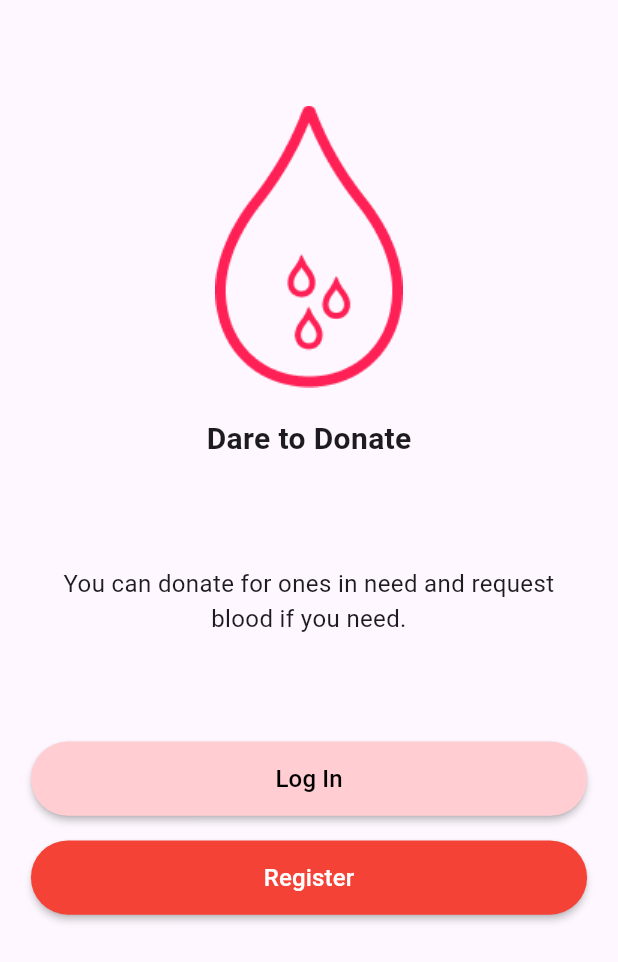
After one commit to sabin6969/blood-donation-flutter-app, a Flutter app: the screen it shows after launch, after a tap on "Skip", after a tap on "Get Started", on a phone screen of 412 x 824 dp. The commit adds this screen. Shown: the top 962 px of the screen. Run offline on Flutter 3.47's test engine with Material 3 defaults, Android fonts, the light colour scheme and no system bars; our stand-ins replace get, smooth_page_indicator.

Commit message:
add login and signup view, add onboarding controller

```diff
--- /dev/null
+++ b/lib/bindings/app_binding.dart
@@ -0,0 +1,9 @@
+import 'package:blood_donation_flutter_app/controllers/onboarding_controller.dart';
+import 'package:get/get.dart';
+
+class AppBindings extends Bindings {
+  @override
+  void dependencies() {
+    Get.lazyPut(() => OnboardingController());
+  }
+}
--- /dev/null
+++ b/lib/constants/app_routes.dart
@@ -0,0 +1,6 @@
+class AppRoutes {
+  static const String onboardingView = "/onboardingView";
+  static const String loginSignupView = "/loginSignupView";
+  static const String loginView = "/loginView";
+  static const String signupView = "/signupView";
+}
--- a/lib/constants/image_path.dart
+++ b/lib/constants/image_path.dart
@@ -3,4 +3,5 @@ class ImagePath {
       "assets/images/onboarding_first_image.png";
   static String onboardingSecondImagePath =
       "assets/images/onboarding_second_image.png";
+  static String bloodImagePath = "assets/images/blood_image.png";
 }
--- /dev/null
+++ b/lib/controllers/onboarding_controller.dart
@@ -0,0 +1,22 @@
+import 'package:blood_donation_flutter_app/constants/app_strings.dart';
+import 'package:blood_donation_flutter_app/constants/image_path.dart';
+import 'package:blood_donation_flutter_app/models/onboarding_content_model.dart';
+import 'package:flutter/material.dart';
+import 'package:get/get.dart';
+
+class OnboardingController extends GetxService {
+  PageController pageController = PageController();
+  RxInt currentIndex = RxInt(0);
+
+  List<OnboardingContent> onboadingContents = [
+    OnboardingContent(
+        imagePath: ImagePath.onboardingFirstImagePath,
+        mainTitle: AppStrings.onboardingFirstTitle,
+        subTitile: AppStrings.onboardingFirstSubtitle),
+    OnboardingContent(
+      imagePath: ImagePath.onboardingSecondImagePath,
+      mainTitle: AppStrings.onboardingSecondTitle,
+      subTitile: AppStrings.onboardingSecondSubtitle,
+    ),
+  ];
+}
--- a/lib/main.dart
+++ b/lib/main.dart
@@ -1,4 +1,9 @@
+import 'package:blood_donation_flutter_app/constants/app_routes.dart';
+import 'package:blood_donation_flutter_app/controllers/onboarding_controller.dart';
+import 'package:blood_donation_flutter_app/views/login_signup_view.dart';
+import 'package:blood_donation_flutter_app/views/login_view.dart';
 import 'package:blood_donation_flutter_app/views/onboarding_view.dart';
+import 'package:blood_donation_flutter_app/views/register_view.dart';
 import 'package:flutter/material.dart';
 import 'package:get/get.dart';
 
@@ -6,13 +11,40 @@ void main() {
   runApp(const MyApp());
 }
 
+// Global object to access height and width of a device
+late Size size;
+
 class MyApp extends StatelessWidget {
   const MyApp({super.key});
 
   @override
   Widget build(BuildContext context) {
     return GetMaterialApp(
-      home: const OnboardingView(),
+      initialRoute: AppRoutes.onboardingView,
+      defaultTransition: Transition.downToUp,
+      getPages: [
+        GetPage(
+          name: AppRoutes.onboardingView,
+          page: () => const OnboardingView(),
+          binding: BindingsBuilder(
+            () {
+              Get.lazyPut(() => OnboardingController());
+            },
+          ),
+        ),
+        GetPage(
+          name: AppRoutes.loginSignupView,
+          page: () => const LoginSignupView(),
+        ),
+        GetPage(
+          name: AppRoutes.loginView,
+          page: () => const LoginView(),
+        ),
+        GetPage(
+          name: AppRoutes.signupView,
+          page: () => const SignupView(),
+        ),
+      ],
       debugShowCheckedModeBanner: false,
       theme: ThemeData(),
     );
--- /dev/null
+++ b/lib/utils/custom_auth_button.dart
@@ -0,0 +1,35 @@
+import 'package:blood_donation_flutter_app/main.dart';
+import 'package:flutter/material.dart';
+
+class CustomAuthButton extends StatelessWidget {
+  final String buttonName;
+  final Color? buttonColor;
+  final Color textColor;
+  final void Function()? onPressed;
+  const CustomAuthButton({
+    super.key,
+    required this.buttonName,
+    this.buttonColor,
+    required this.textColor,
+    required this.onPressed,
+  });
+
+  @override
+  Widget build(BuildContext context) {
+    size = MediaQuery.sizeOf(context);
+    return MaterialButton(
+      minWidth: size.width,
+      height: size.height * 0.06,
+      color: buttonColor,
+      shape: const StadiumBorder(),
+      onPressed: onPressed,
+      child: Text(
+        buttonName,
+        style: TextStyle(
+          fontSize: 16,
+          color: textColor,
+        ),
+      ),
+    );
+  }
+}
--- /dev/null
+++ b/lib/views/login_signup_view.dart
@@ -0,0 +1,95 @@
+import 'package:blood_donation_flutter_app/constants/app_routes.dart';
+import 'package:blood_donation_flutter_app/constants/image_path.dart';
+import 'package:blood_donation_flutter_app/main.dart';
+import 'package:blood_donation_flutter_app/utils/custom_auth_button.dart';
+import 'package:flutter/material.dart';
+import 'package:get/get.dart';
+
+class LoginSignupView extends StatefulWidget {
+  const LoginSignupView({super.key});
+
+  @override
+  State<LoginSignupView> createState() => _LoginSignupViewState();
+}
+
+class _LoginSignupViewState extends State<LoginSignupView> {
+  @override
+  Widget build(BuildContext context) {
+    size = MediaQuery.sizeOf(context);
+    return Scaffold(
+      body: Column(
+        children: [
+          Expanded(
+            flex: 3,
+            child: Padding(
+              padding: EdgeInsets.symmetric(
+                horizontal: size.width * 0.05,
+              ),
+              child: Column(
+                mainAxisAlignment: MainAxisAlignment.center,
+                crossAxisAlignment: CrossAxisAlignment.center,
+                children: [
+                  const Spacer(),
+                  Image.asset(
+                    ImagePath.bloodImagePath,
+                  ),
+                  const SizedBox(
+                    height: 20,
+                  ),
+                  const Text(
+                    "Dare to Donate",
+                    style: TextStyle(
+                      fontSize: 20,
+                      fontWeight: FontWeight.bold,
+                    ),
+                  ),
+                  const Spacer(),
+                  const Text(
+                    "You can donate for ones in need and request blood if you need.",
+                    style: TextStyle(
+                      fontSize: 16,
+                      fontWeight: FontWeight.normal,
+                    ),
+                    textAlign: TextAlign.center,
+                  ),
+                  const Spacer(),
+                ],
+              ),
+            ),
+          ),
+          Expanded(
+            flex: 2,
+            child: Padding(
+              padding: EdgeInsets.symmetric(
+                horizontal: size.width * 0.05,
+              ),
+              child: Column(
+                children: [
+                  CustomAuthButton(
+                    buttonName: "Log In",
+                    textColor: Colors.black,
+                    buttonColor: Colors.red.shade100,
+                    onPressed: () {
+                      Get.offNamed(AppRoutes.loginView);
+                    },
+                  ),
+                  SizedBox(
+                    height: size.height * 0.02,
+                  ),
+                  CustomAuthButton(
+                    buttonName: "Register",
+                    buttonColor: Colors.red,
+                    textColor: Colors.white,
+                    onPressed: () {
+                      Get.offNamed(AppRoutes.signupView);
+                    },
+                  )
+                ],
+              ),
+            ),
+          )
+        ],
+      ),
+    );
+  }
+}
--- /dev/null
+++ b/lib/views/login_view.dart
@@ -0,0 +1,20 @@
+import 'package:flutter/material.dart';
+
+class LoginView extends StatefulWidget {
+  const LoginView({super.key});
+
+  @override
+  State<LoginView> createState() => _LoginViewState();
+}
+
+class _LoginViewState extends State<LoginView> {
+  @override
+  Widget build(BuildContext context) {
+    return Scaffold(
+      appBar: AppBar(
+        centerTitle: true,
+        title: const Text("Login"),
+      ),
+    );
+  }
+}
--- a/lib/views/onboarding_view.dart
+++ b/lib/views/onboarding_view.dart
@@ -1,7 +1,8 @@
-import 'package:blood_donation_flutter_app/constants/app_strings.dart';
-import 'package:blood_donation_flutter_app/constants/image_path.dart';
-import 'package:blood_donation_flutter_app/models/onboarding_content_model.dart';
+import 'package:blood_donation_flutter_app/constants/app_routes.dart';
+import 'package:blood_donation_flutter_app/controllers/onboarding_controller.dart';
+
 import 'package:flutter/material.dart';
+import 'package:get/get.dart';
 import 'package:smooth_page_indicator/smooth_page_indicator.dart';
 
 class OnboardingView extends StatefulWidget {
@@ -12,19 +13,16 @@ class OnboardingView extends StatefulWidget {
 }
 
 class OnboardingViewState extends State<OnboardingView> {
-  List<OnboardingContent> onboadingContents = [
-    OnboardingContent(
-        imagePath: ImagePath.onboardingFirstImagePath,
-        mainTitle: AppStrings.onboardingFirstTitle,
-        subTitile: AppStrings.onboardingFirstSubtitle),
-    OnboardingContent(
-      imagePath: ImagePath.onboardingSecondImagePath,
-      mainTitle: AppStrings.onboardingSecondTitle,
-      subTitile: AppStrings.onboardingSecondSubtitle,
-    ),
-  ];
+  OnboardingController onboardingController = Get.find<OnboardingController>();
 
-  PageController pageController = PageController();
+  @override
+  void initState() {
+    onboardingController.pageController.addListener(() {
+      onboardingController.currentIndex.value =
+          onboardingController.pageController.page?.round() ?? 0;
+    });
+    super.initState();
+  }
 
   @override
   Widget build(BuildContext context) {
@@ -35,21 +33,21 @@ class OnboardingViewState extends State<OnboardingView> {
             flex: 2,
             child: PageView.builder(
               physics: const AlwaysScrollableScrollPhysics(),
-              controller: pageController,
-              itemCount: onboadingContents.length,
+              controller: onboardingController.pageController,
+              itemCount: onboardingController.onboadingContents.length,
               itemBuilder: (context, index) {
                 return Column(
                   mainAxisAlignment: MainAxisAlignment.spaceEvenly,
                   children: [
                     const Spacer(),
                     Image.asset(
-                      onboadingContents[index].imagePath,
+                      onboardingController.onboadingContents[index].imagePath,
                     ),
                     const SizedBox(
                       height: 20,
                     ),
                     Text(
-                      onboadingContents[index].mainTitle,
+                      onboardingController.onboadingContents[index].mainTitle,
                       style: const TextStyle(
                         fontSize: 20,
                         fontWeight: FontWeight.bold,
@@ -59,7 +57,7 @@ class OnboardingViewState extends State<OnboardingView> {
                       height: 20,
                     ),
                     Text(
-                      onboadingContents[index].subTitile,
+                      onboardingController.onboadingContents[index].subTitile,
                       textAlign: TextAlign.center,
                       style: const TextStyle(
                         fontSize: 18,
@@ -70,9 +68,9 @@ class OnboardingViewState extends State<OnboardingView> {
                       height: 20,
                     ),
                     SmoothPageIndicator(
-                      controller: pageController,
+                      controller: onboardingController.pageController,
                       onDotClicked: (index) {
-                        pageController.animateToPage(
+                        onboardingController.pageController.animateToPage(
                           index,
                           duration: const Duration(milliseconds: 200),
                           curve: Curves.easeIn,
@@ -89,18 +87,40 @@ class OnboardingViewState extends State<OnboardingView> {
           ),
           Padding(
             padding: const EdgeInsets.all(8.0),
-            child: Row(
+            child: GetX<OnboardingController>(
+              builder: (controller) {
+                // Displaying Get Started button on the last onboarding page
+                if (controller.currentIndex.value ==
+                    onboardingController.onboadingContents.length - 1) {
+                  return TextButton(
+                    onPressed: () {
+                      Get.offNamed(AppRoutes.loginSignupView);
+                    },
+                    child: const Text(
+                      "Get Started",
+                    ),
+                  );
+                } else {
+                  return Row(
                     mainAxisAlignment: MainAxisAlignment.spaceBetween,
                     children: [
                       TextButton(
-                  onPressed: () {},
+                        onPressed: () {
+                          onboardingController.pageController.animateToPage(
+                            onboardingController.onboadingContents.length - 1,
+                            duration: const Duration(
+                              milliseconds: 200,
+                            ),
+                            curve: Curves.easeIn,
+                          );
+                        },
                         child: const Text(
                           "Skip",
                         ),
                       ),
                       TextButton(
                         onPressed: () {
-                    pageController.nextPage(
+                          onboardingController.pageController.nextPage(
                             duration: const Duration(milliseconds: 200),
                             curve: Curves.easeIn,
                           );
@@ -110,6 +130,9 @@ class OnboardingViewState extends State<OnboardingView> {
                         ),
                       )
                     ],
+                  );
+                }
+              },
             ),
           )
         ],
--- /dev/null
+++ b/lib/views/register_view.dart
@@ -0,0 +1,22 @@
+import 'package:flutter/material.dart';
+
+class SignupView extends StatefulWidget {
+  const SignupView({super.key});
+
+  @override
+  State<SignupView> createState() => _SignupViewState();
+}
+
+class _SignupViewState extends State<SignupView> {
+  @override
+  Widget build(BuildContext context) {
+    return Scaffold(
+      appBar: AppBar(
+        centerTitle: true,
+        title: const Text(
+          "Register",
+        ),
+      ),
+    );
+  }
+}
```
Lines whose indentation alone changed are shown as unchanged.
